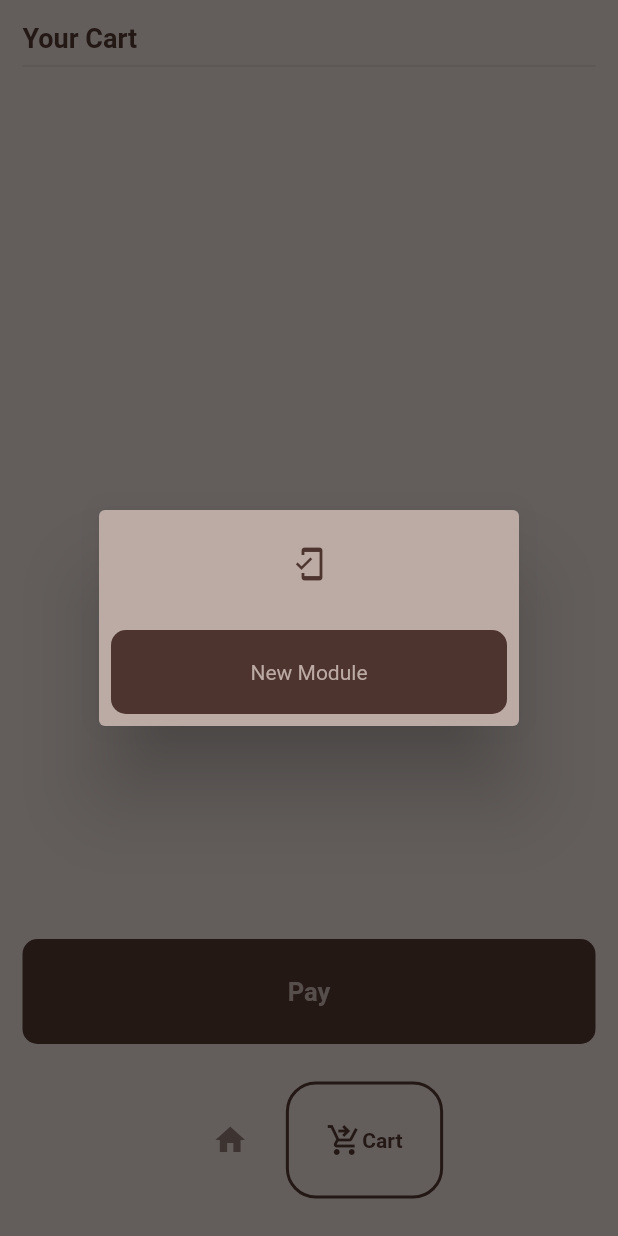
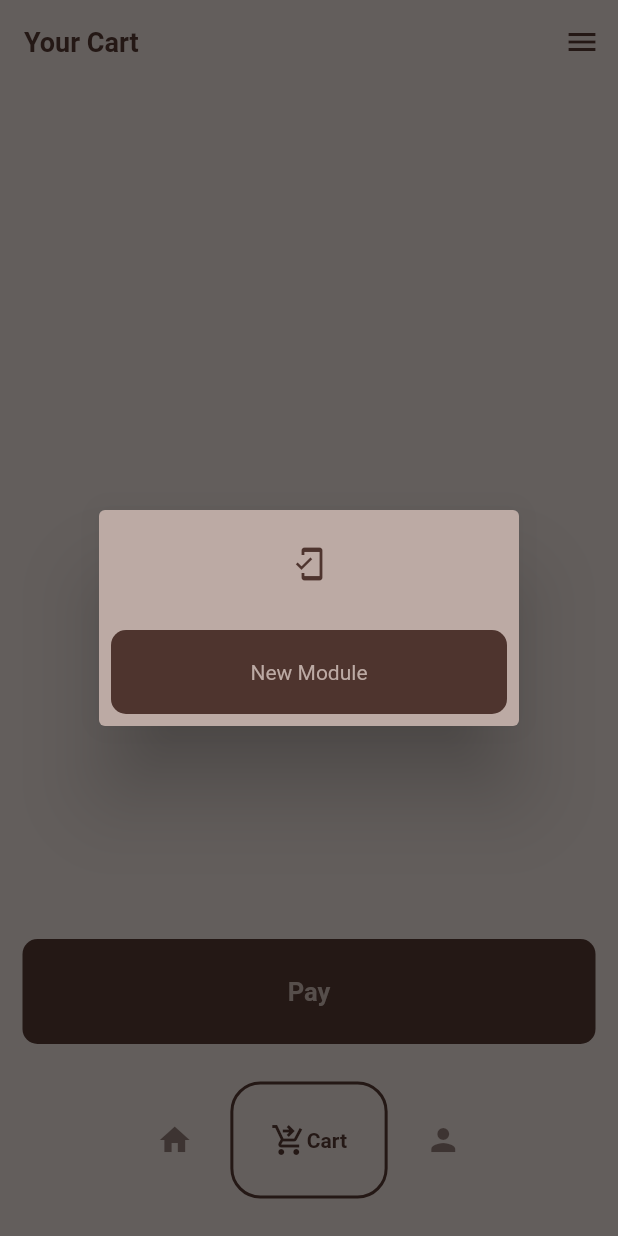
Before and after one commit to ruslan-durrani/Flutter-Projects, a Flutter app: the HomePage screen opened by its route, item 2 of the bottom bar chosen, after a tap on "Pay", on a phone screen of 412 x 824 dp. Run offline on Flutter 3.47's test engine with Material 2 defaults, Android fonts, the phone set to English and light mode, and no system bars; drawn by our look-alikes of google_nav_bar; our stand-ins replace carousel_slider, cloud_firestore, firebase_auth, firebase_core, geocoding, geolocator and 1 more; accounts and stored records are empty.

Commit message:
UPdate for coffee shop

```diff
--- a/coffee_shop/lib/components/bottom_navbar.dart
+++ b/coffee_shop/lib/components/bottom_navbar.dart
@@ -27,6 +27,10 @@ class BottomNavBar extends StatelessWidget {
           icon: Icons.shopping_cart_checkout_outlined,
           text: "Cart",
         ),
+        GButton(
+          icon: Icons.person,
+          text: "Profile",
+        ),
       ]),
     );
   }
--- a/coffee_shop/lib/components/coffee_tile.dart
+++ b/coffee_shop/lib/components/coffee_tile.dart
@@ -25,7 +25,9 @@ class CoffeeTile extends StatelessWidget {
           children: [
             Text(coffee.name, style: TextStyle(color: Theme.of(context).colorScheme.inversePrimary, fontWeight: FontWeight.bold),),
             SizedBox(width: 10,),
-            Text(itemCount==null?"":itemCount.toString(),)
+            Text(itemCount==null?"":itemCount.toString(),style: TextStyle(
+              color: Theme.of(context).colorScheme.inversePrimary
+            ),)
           ],
         ),
         subtitle:Text(coffee.price,style: TextStyle(color: Theme.of(context).colorScheme.inversePrimary, fontWeight: FontWeight.normal)),
--- /dev/null
+++ b/coffee_shop/lib/components/my_appbar.dart
@@ -0,0 +1,19 @@
+import 'package:flutter/cupertino.dart';
+import 'package:flutter/material.dart';
+
+PreferredSizeWidget? getAppBar(context,colorScheme,text){
+  return AppBar(
+    backgroundColor: Colors.transparent,
+    elevation: 0.0,
+    automaticallyImplyLeading: false,
+    title: Text(text,style: TextStyle(
+        fontSize: 18,fontWeight: FontWeight.bold,color: colorScheme.inversePrimary
+    ),
+    ),
+    actions: [
+      IconButton(onPressed: (){
+        Scaffold.of(context).openDrawer();
+      }, icon: Icon(Icons.menu_sharp,color: colorScheme.inversePrimary,))
+    ],
+  );
+}
--- /dev/null
+++ b/coffee_shop/lib/components/my_coffee_add_button.dart
@@ -0,0 +1,31 @@
+import 'package:flutter/cupertino.dart';
+import 'package:flutter/material.dart';
+
+Stack getMyCoffeeAddButton(context,colorScheme,onAddCoffeePressed){
+  return Stack(
+    children: [
+      Container(
+        decoration: BoxDecoration(
+          borderRadius: BorderRadius.circular(30),
+          border: Border.all(color: colorScheme.inversePrimary.withOpacity(.5),width: 3),
+        ),
+        child: FloatingActionButton(
+          backgroundColor: colorScheme.background,
+          onPressed: onAddCoffeePressed,
+          child: Icon(Icons.coffee,color: colorScheme.inversePrimary,),
+        ),
+      ),
+      Positioned(
+        top: 0,
+        left: 0,
+        child: Container(
+          decoration: BoxDecoration(
+            borderRadius: BorderRadius.circular(30),
+            color: colorScheme.inversePrimary,
+          ),
+          child: Icon(Icons.add,size: 20,color: colorScheme.primary,),
+        ),
+      ),
+    ],
+  );;
+}
--- /dev/null
+++ b/coffee_shop/lib/components/my_drawer.dart
@@ -0,0 +1,32 @@
+import 'package:flutter/material.dart';
+import 'package:provider/provider.dart';
+
+class MyDrawer extends StatelessWidget {
+  const MyDrawer({super.key});
+
+  @override
+  Widget build(BuildContext context) {
+    var colorScheme = Theme.of(context).colorScheme;
+    return Scaffold(
+      backgroundColor: Colors.transparent,
+       body: Drawer(
+        backgroundColor: colorScheme.background,
+        shadowColor: colorScheme.secondary,
+        child: ListView(
+          children: [
+            Container(
+              padding: const EdgeInsets.all(10),
+              alignment: Alignment.topRight,
+              width: double.maxFinite,
+              child: IconButton(
+                onPressed: ()=>Navigator.pop(context),
+                icon: Icon(Icons.transit_enterexit_rounded,color: colorScheme.inversePrimary,),
+              ),
+            )
+          ],
+        ),
+      ),
+    );
+
+  }
+}
--- a/coffee_shop/lib/pages/cart_page.dart
+++ b/coffee_shop/lib/pages/cart_page.dart
@@ -3,6 +3,7 @@ import 'package:flutter/material.dart';
 import 'package:provider/provider.dart';
 
 import '../components/coffee_tile.dart';
+import '../components/my_appbar.dart';
 import '../models/CoffeeShop.dart';
 import '../models/coffee.dart';
 
@@ -24,19 +25,18 @@ class _CartPageState extends State<CartPage> {
   }
   @override
   Widget build(BuildContext context) {
+    var colorScheme = Theme.of(context).colorScheme;
     return Consumer<CoffeeShop>(
         builder: (context,value,child)=>
-            SafeArea(
+            Scaffold(
+              backgroundColor: colorScheme.background,
+              appBar: getAppBar(context,colorScheme,"Your Cart"),
+              body: SafeArea(
                   child: Padding(
                     padding: const EdgeInsets.all(15.0),
                     child: Column(
                       crossAxisAlignment: CrossAxisAlignment.start,
                       children: [
-                      Text("Your Cart",style: TextStyle(
-                          fontSize: 18,fontWeight: FontWeight.bold,color: Theme.of(context).colorScheme.inversePrimary
-                      ),
-                      ),
-                      const Divider(),
                         Expanded(
                           child: ListView.builder(
                               itemCount: value.userCart.length,
@@ -51,8 +51,8 @@ class _CartPageState extends State<CartPage> {
                           onTap: (){
                             showDialog(context: context, builder: (context){
                               return AlertDialog(
-                              backgroundColor: Theme.of(context).colorScheme.primary,
-                              icon: Icon(Icons.mobile_friendly,color: Theme.of(context).colorScheme.inversePrimary,),
+                                backgroundColor: colorScheme.primary,
+                                icon: Icon(Icons.mobile_friendly,color: colorScheme.inversePrimary,),
                                 actions: [
                                   InkWell(
                                     onTap: (){
@@ -63,9 +63,9 @@ class _CartPageState extends State<CartPage> {
                                       padding: const EdgeInsets.all(20),
                                       decoration:BoxDecoration(
                                           borderRadius: BorderRadius.circular(10),
-                                        color: Theme.of(context).colorScheme.inversePrimary
+                                          color: colorScheme.inversePrimary
                                       ),
-                                    child: Text("New Module",style: TextStyle(color: Theme.of(context).colorScheme.primary),),
+                                      child: Text("New Module",style: TextStyle(color: colorScheme.primary),),
                                     ),
                                   )
                                 ],
@@ -77,6 +77,7 @@ class _CartPageState extends State<CartPage> {
                       ],
                     ),
                   )
+              ),
             )
     );
   }
--- a/coffee_shop/lib/pages/home_page.dart
+++ b/coffee_shop/lib/pages/home_page.dart
@@ -1,8 +1,11 @@
 import 'package:coffee_shop/components/bottom_navbar.dart';
 import 'package:coffee_shop/pages/cart_page.dart';
+import 'package:coffee_shop/pages/profile_page.dart';
 import 'package:coffee_shop/pages/shop_page.dart';
 import 'package:flutter/cupertino.dart';
 import 'package:flutter/material.dart';
+
+import '../components/my_drawer.dart';
 
 class HomePage extends StatefulWidget {
   static String routeName = "/home_page";
@@ -17,8 +20,9 @@ class _HomePageState extends State<HomePage> {
   static String routName = "/home_page";
   Widget currentPage = ShopPage();
   List<Widget> pages = [
-    ShopPage(),
-    CartPage()
+    const ShopPage(),
+    const CartPage(),
+    const ProfileScreen(),
   ];
   void onTabChange(navIndex){
     setState(() {
@@ -29,6 +33,7 @@ class _HomePageState extends State<HomePage> {
   @override
   Widget build(BuildContext context) {
     return Scaffold(
+      drawer: MyDrawer(),
       backgroundColor: Theme.of(context).colorScheme.background,
       bottomNavigationBar:  BottomNavBar(onTabChange: onTabChange,),
       body: currentPage,
--- a/coffee_shop/lib/pages/shop_page.dart
+++ b/coffee_shop/lib/pages/shop_page.dart
@@ -1,10 +1,12 @@
 import 'package:coffee_shop/components/coffee_tile.dart';
+import 'package:coffee_shop/components/my_coffee_add_button.dart';
 import 'package:coffee_shop/models/CoffeeShop.dart';
+import 'package:coffee_shop/pages/CoffeeAddForm.dart';
+import 'package:coffee_shop/pages/CoffeeDetailPage.dart';
 import 'package:coffee_shop/utility/my_snakbar.dart';
-import 'package:flutter/cupertino.dart';
 import 'package:flutter/material.dart';
 import 'package:provider/provider.dart';
-
+import '../components/my_appbar.dart';
 import '../models/coffee.dart';
 
 class ShopPage extends StatefulWidget {
@@ -19,33 +21,43 @@ class _ShopPageState extends State<ShopPage> {
     Provider.of<CoffeeShop>(context, listen: false).addToCart(coffee);
     showSnackBar(context,"Item added successfully");
   }
+  void onAddCoffeePressed(){
+    showDialog(context: context, builder: (context){
+      var colorScheme = Theme.of(context).colorScheme;
+      return AddCoffeeForm();
+    });
+  }
   @override
   Widget build(BuildContext context) {
+    var colorScheme = Theme.of(context).colorScheme;
     return Consumer<CoffeeShop>(
         builder: (context,value,child)=>
-            SafeArea(
+            Scaffold(
+              backgroundColor: colorScheme.background,
+              appBar: getAppBar(context,colorScheme,"Get you coffee?"),
+              floatingActionButton: getMyCoffeeAddButton(context,colorScheme,onAddCoffeePressed),
+              body: SafeArea(
                   child: Padding(
                     padding: const EdgeInsets.all(15.0),
                     child: Column(
                       crossAxisAlignment: CrossAxisAlignment.start,
                       children: [
-                      Text("Get your coffee?",style: TextStyle(
-                          fontSize: 18,fontWeight: FontWeight.bold,color: Theme.of(context).colorScheme.inversePrimary
-                      ),
-                      ),
-                      const Divider(),
                         Expanded(
                           child: ListView.builder(
                               itemCount: value.coffeeSaleList.length,
                               itemBuilder: (context,index){
                                 Coffee eachCoffee = value.coffeeSaleList[index];
-                              return CoffeeTile(coffee: eachCoffee, onPressed:()=> addToCart(eachCoffee), icon: Icons.add,);
+                                return GestureDetector(
+                                  onTap: ()=>Navigator.pushNamed(context, CoffeeDetailsPage.routeName),
+                                    child: CoffeeTile(coffee: eachCoffee, onPressed:()=> addToCart(eachCoffee), icon: Icons.add,)
+                                );
                               }
                               ),
                         ),
                       ],
                     ),
                   ),
+              ),
             )
     );
   }
--- a/coffee_shop/pubspec.yaml
+++ b/coffee_shop/pubspec.yaml
@@ -39,6 +39,7 @@ dependencies:
   provider:
   firebase_core:
   firebase_auth:
+  carousel_slider:
 
 dev_dependencies:
   flutter_test:
```
Also changed, not shown: coffee_shop/lib/auth/authStream.dart (added, +20 -0 lines), coffee_shop/lib/components/get_coffee_carousal.dart (added, +33 -0 lines), coffee_shop/lib/main.dart (+10 -3 lines), coffee_shop/lib/pages/CoffeeAddForm.dart (added, +37 -0 lines), coffee_shop/lib/pages/CoffeeDetailPage.dart (added, +40 -0 lines), coffee_shop/lib/pages/login_page.dart (+46 -10 lines), coffee_shop/lib/pages/profile_page.dart (added, +35 -0 lines), coffee_shop/lib/pages/signup_page.dart (+8 -2 lines), coffee_shop/lib/utility/my_snakbar.dart (+11 -1 lines), coffee_shop/pubspec.lock. Lines whose indentation alone changed are shown as unchanged.
